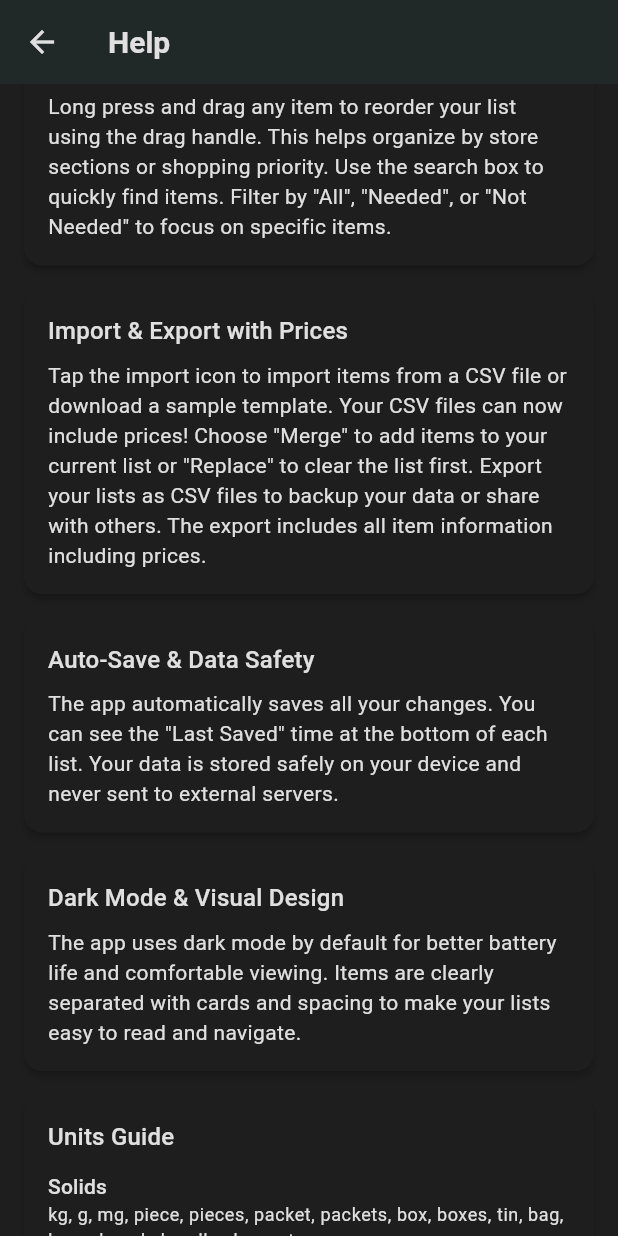
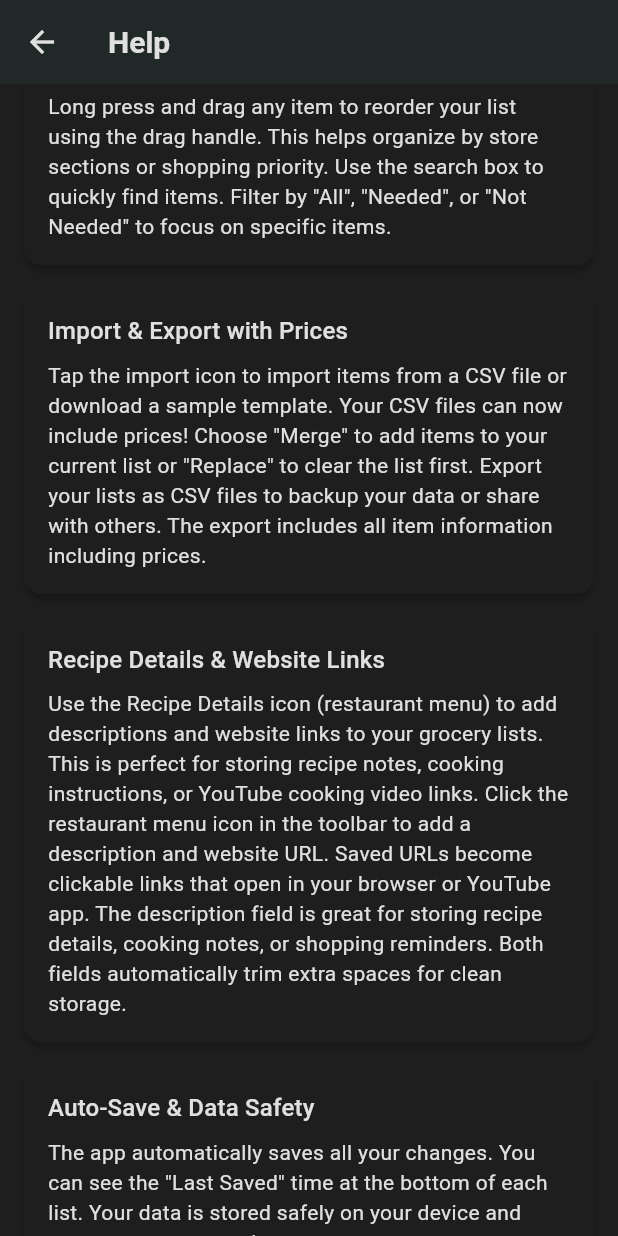
Before and after one commit to ananyaakamat/grocery_list_app, a Flutter app: the HelpScreen screen opened directly, scrolled down 1152 dp, on a phone screen of 412 x 824 dp. Run offline on Flutter 3.47's test engine with Material 3 defaults, Android fonts, the phone set to English and light mode, and no system bars; our stand-ins replace csv, file_picker, flutter_riverpod, freezed_annotation, share_plus, shared_preferences and 1 more; accounts and stored records are empty.

Commit message:
feat: Add comprehensive recipe details functionality with enhanced UI
- Add Recipe Details modal with description and URL fields
- Replace hamburger menu icon with restaurant menu icon
- Implement robust URL launcher with Android permissions
- Add database migration to v6 with description/url columns
- Enhanced URL handling with automatic cleaning and validation
- Add new quantity units: bars, sachets, rolls, pack, set (solids), refills (liquids)
- Update help documentation with recipe details section
- Swap icon positions: Recipe Details before Help
- Improve state persistence for immediate modal updates
- Add comprehensive error handling and user feedback
- Support for YouTube links and external app launching

```diff
--- a/lib/core/constants/app_constants.dart
+++ b/lib/core/constants/app_constants.dart
@@ -5,7 +5,8 @@ class AppConstants {
 
   // Database
   static const String databaseName = 'annadaata_grocery.db';
-  static const int databaseVersion = 5; // Updated to add price field support
+  static const int databaseVersion =
+      6; // Updated to add description and URL fields
 
   // Tables
   static const String itemsTable = 'items';
@@ -50,7 +51,12 @@ class QuantityUnits {
     'bunch',
     'bundle',
     'dozen',
-    'tray'
+    'tray',
+    'bars',
+    'sachets',
+    'rolls',
+    'pack',
+    'set'
   ];
 
   // Semi-solids/Powders
@@ -72,7 +78,8 @@ class QuantityUnits {
     'bottle',
     'bottles',
     'can',
-    'tetra-pack'
+    'tetra-pack',
+    'refills'
   ];
 
   // Small measures
--- a/lib/data/database/database_helper.dart
+++ b/lib/data/database/database_helper.dart
@@ -120,7 +120,9 @@ class DatabaseHelper {
         name TEXT NOT NULL UNIQUE,
         position INTEGER NOT NULL DEFAULT 0,
         created_at TEXT NOT NULL,
-        updated_at TEXT NOT NULL
+        updated_at TEXT NOT NULL,
+        description TEXT DEFAULT '',
+        url TEXT DEFAULT ''
       )
     ''');
 
@@ -196,6 +198,10 @@ class DatabaseHelper {
     if (oldVersion < 5) {
       // Migration from version 4 to 5: Add price field support
       await _migrateToV5(db);
+    }
+    if (oldVersion < 6) {
+      // Migration from version 5 to 6: Add description and URL fields
+      await _migrateToV6(db);
     }
   }
 
@@ -354,6 +360,43 @@ class DatabaseHelper {
       debugPrint('Successfully migrated database to version 5');
     } catch (e) {
       debugPrint('Error during migration to V5: $e');
+      rethrow;
+    }
+  }
+
+  Future<void> _migrateToV6(Database db) async {
+    try {
+      debugPrint(
+          'Starting migration to V6: Adding description and URL fields...');
+
+      // Check if grocery_lists table already has description column
+      final tables = await db
+          .rawQuery("PRAGMA table_info(${AppConstants.groceryListsTable})");
+      final hasDescription =
+          tables.any((column) => column['name'] == 'description');
+      final hasUrl = tables.any((column) => column['name'] == 'url');
+
+      if (!hasDescription) {
+        // Add description column to grocery_lists table
+        await db.execute('''
+          ALTER TABLE ${AppConstants.groceryListsTable}
+          ADD COLUMN description TEXT DEFAULT ''
+        ''');
+        debugPrint('Added description column to grocery_lists table');
+      }
+
+      if (!hasUrl) {
+        // Add url column to grocery_lists table
+        await db.execute('''
+          ALTER TABLE ${AppConstants.groceryListsTable}
+          ADD COLUMN url TEXT DEFAULT ''
+        ''');
+        debugPrint('Added url column to grocery_lists table');
+      }
+
+      debugPrint('Successfully migrated database to version 6');
+    } catch (e) {
+      debugPrint('Error during migration to V6: $e');
       rethrow;
     }
   }
--- a/lib/data/models/grocery_list.dart
+++ b/lib/data/models/grocery_list.dart
@@ -4,6 +4,8 @@ class GroceryList {
   final int position;
   final DateTime createdAt;
   final DateTime updatedAt;
+  final String description;
+  final String url;
 
   const GroceryList({
     this.id,
@@ -11,6 +13,8 @@ class GroceryList {
     required this.position,
     required this.createdAt,
     required this.updatedAt,
+    this.description = '',
+    this.url = '',
   });
 
   // Create a new grocery list
@@ -24,6 +28,8 @@ class GroceryList {
       position: position,
       createdAt: now,
       updatedAt: now,
+      description: '',
+      url: '',
     );
   }
 
@@ -35,6 +41,8 @@ class GroceryList {
       position: map['position'] as int? ?? 0,
       createdAt: DateTime.parse(map['created_at'] as String),
       updatedAt: DateTime.parse(map['updated_at'] as String),
+      description: map['description'] as String? ?? '',
+      url: map['url'] as String? ?? '',
     );
   }
 
@@ -46,6 +54,8 @@ class GroceryList {
       'position': position,
       'created_at': createdAt.toIso8601String(),
       'updated_at': updatedAt.toIso8601String(),
+      'description': description,
+      'url': url,
     };
   }
 
@@ -56,6 +66,8 @@ class GroceryList {
     int? position,
     DateTime? createdAt,
     DateTime? updatedAt,
+    String? description,
+    String? url,
   }) {
     return GroceryList(
       id: id ?? this.id,
@@ -63,6 +75,8 @@ class GroceryList {
       position: position ?? this.position,
       createdAt: createdAt ?? this.createdAt,
       updatedAt: updatedAt ?? this.updatedAt,
+      description: description ?? this.description,
+      url: url ?? this.url,
     );
   }
 
@@ -82,16 +96,19 @@ class GroceryList {
         other.name == name &&
         other.position == position &&
         other.createdAt == createdAt &&
-        other.updatedAt == updatedAt;
+        other.updatedAt == updatedAt &&
+        other.description == description &&
+        other.url == url;
   }
 
   @override
   int get hashCode {
-    return Object.hash(id, name, position, createdAt, updatedAt);
+    return Object.hash(
+        id, name, position, createdAt, updatedAt, description, url);
   }
 
   @override
   String toString() {
-    return 'GroceryList(id: $id, name: $name, position: $position, createdAt: $createdAt, updatedAt: $updatedAt)';
+    return 'GroceryList(id: $id, name: $name, position: $position, createdAt: $createdAt, updatedAt: $updatedAt, description: $description, url: $url)';
   }
 }
--- a/lib/presentation/screens/grocery_list_screen.dart
+++ b/lib/presentation/screens/grocery_list_screen.dart
@@ -9,6 +9,7 @@ import '../widgets/grocery_item_tile.dart';
 import '../widgets/add_item_modal.dart';
 import '../widgets/import_csv_modal.dart';
 import '../widgets/help_screen.dart';
+import '../widgets/list_details_modal.dart';
 
 class GroceryListScreen extends ConsumerStatefulWidget {
   final GroceryList groceryList; // Added for CR1 - list-scoped screen
@@ -249,6 +250,12 @@ class _GroceryListScreenState extends ConsumerState<GroceryListScreen> {
                         icon: const Icon(Icons.save),
                         tooltip: 'Save',
                         onPressed: () => _saveItems(context),
+                      ),
+                      // Recipe Details (formerly List Details)
+                      IconButton(
+                        icon: const Icon(Icons.restaurant_menu),
+                        tooltip: 'Recipe Details',
+                        onPressed: () => _showListDetailsModal(context),
                       ),
                       // Help
                       IconButton(
@@ -802,6 +809,38 @@ class _GroceryListScreenState extends ConsumerState<GroceryListScreen> {
     );
   }
 
+  void _showListDetailsModal(BuildContext context) {
+    // Get the current list from provider to ensure we have the latest data
+    final currentLists = ref.read(groceryListsProvider).value ?? [];
+    final currentList = currentLists.firstWhere(
+      (list) => list.id == widget.groceryList.id,
+      orElse: () => widget.groceryList,
+    );
+
+    showDialog(
+      context: context,
+      builder: (context) => ListDetailsModal(
+        initialDescription: currentList.description,
+        initialUrl: currentList.url,
+        onSave: (description, url) {
+          final updatedList = currentList.copyWith(
+            description: description.trim(), // Trim spaces before saving
+            url: url.trim(), // Trim spaces before saving
+            updatedAt: DateTime.now(),
+          );
+          ref.read(groceryListsProvider.notifier).updateList(updatedList);
+
+          ScaffoldMessenger.of(context).showSnackBar(
+            const SnackBar(
+              content: Text('Recipe details updated successfully'),
+              duration: Duration(seconds: 2),
+            ),
+          );
+        },
+      ),
+    );
+  }
+
   void _deleteItem(BuildContext context, GroceryItem item) {
     showDialog(
       context: context,
--- a/lib/presentation/screens/grocery_lists_home_screen.dart
+++ b/lib/presentation/screens/grocery_lists_home_screen.dart
@@ -246,7 +246,7 @@ class _GroceryListsHomeScreenState extends ConsumerState<GroceryListsHomeScreen>
                       ),
                       const SizedBox(height: 4),
                       Text(
-                        'Updated ${_formatDate(list.updatedAt)}',
+                        _formatDate(list.updatedAt),
                         style: Theme.of(context).textTheme.bodySmall?.copyWith(
                               color:
                                   colorScheme.onSurfaceVariant.withOpacity(0.7),
@@ -387,7 +387,7 @@ class _GroceryListsHomeScreenState extends ConsumerState<GroceryListsHomeScreen>
   }
 
   String _formatDate(DateTime date) {
-    return DateFormat('d/M/yy h:mm a').format(date);
+    return DateFormat('d MMM yy, h:mm a').format(date);
   }
 
   void _navigateToListItems(BuildContext context, GroceryList list) async {
--- a/lib/presentation/widgets/add_item_modal.dart
+++ b/lib/presentation/widgets/add_item_modal.dart
@@ -346,7 +346,7 @@ class _AddItemModalState extends ConsumerState<AddItemModal> {
             final double? price = double.tryParse(value);
             if (price == null) return 'Please enter a valid number';
 
-            if (price < 0) return 'Price cannot be negative';
+            if (price < 1) return 'Minimum price is Rs 1';
             if (price > 10000.99) return 'Price cannot exceed Rs 10,000.99';
 
             // Check decimal places
@@ -364,7 +364,7 @@ class _AddItemModalState extends ConsumerState<AddItemModal> {
         ),
         const SizedBox(height: 4),
         Text(
-          'Optional. Maximum Rs 10,000.99',
+          'Optional. Minimum Rs 1, Maximum Rs 10,000.99',
           style: AppTextStyles.bodySmall.copyWith(
             color: Theme.of(context).colorScheme.onSurfaceVariant,
           ),
--- a/lib/presentation/widgets/help_screen.dart
+++ b/lib/presentation/widgets/help_screen.dart
@@ -45,6 +45,10 @@ class HelpScreen extends StatelessWidget {
           _buildSection(
             'Import & Export with Prices',
             'Tap the import icon to import items from a CSV file or download a sample template. Your CSV files can now include prices! Choose "Merge" to add items to your current list or "Replace" to clear the list first. Export your lists as CSV files to backup your data or share with others. The export includes all item information including prices.',
+          ),
+          _buildSection(
+            'Recipe Details & Website Links',
+            'Use the Recipe Details icon (restaurant menu) to add descriptions and website links to your grocery lists. This is perfect for storing recipe notes, cooking instructions, or YouTube cooking video links. Click the restaurant menu icon in the toolbar to add a description and website URL. Saved URLs become clickable links that open in your browser or YouTube app. The description field is great for storing recipe details, cooking notes, or shopping reminders. Both fields automatically trim extra spaces for clean storage.',
           ),
           _buildSection(
             'Auto-Save & Data Safety',
@@ -185,6 +189,14 @@ class HelpScreen extends StatelessWidget {
               'A: Yes! Filter to show only "Needed" items, then tap export. The CSV will contain only those items with their prices.',
             ),
             _buildFaqItem(
+              'Q: How do I add recipe details to my list?',
+              'A: Click the restaurant menu icon in the toolbar to open Recipe Details. Add a description for recipe notes and a website URL for cooking videos or recipes. URLs automatically open in your browser or YouTube app when clicked.',
+            ),
+            _buildFaqItem(
+              'Q: Why won\'t my recipe URL open?',
+              'A: Make sure the URL is properly formatted (e.g., https://youtube.com/...). The app automatically adds "https://" if missing. Ensure you have a browser or YouTube app installed to handle the link.',
+            ),
+            _buildFaqItem(
               'Q: How do I reorder my grocery list?',
               'A: Long press any item and drag it to a new position. This helps organize items by store sections or priority.',
             ),
--- a/pubspec.yaml
+++ b/pubspec.yaml
@@ -43,6 +43,7 @@ dependencies:
   file_picker: ^8.1.2
   csv: ^6.0.0
   share_plus: ^10.1.0
+  url_launcher: ^6.2.2
 
   # Preferences
   shared_preferences: ^2.3.2
```
Also changed, not shown: lib/presentation/widgets/list_details_modal.dart (added, +425 -0 lines), pubspec.lock, 3 other files.
